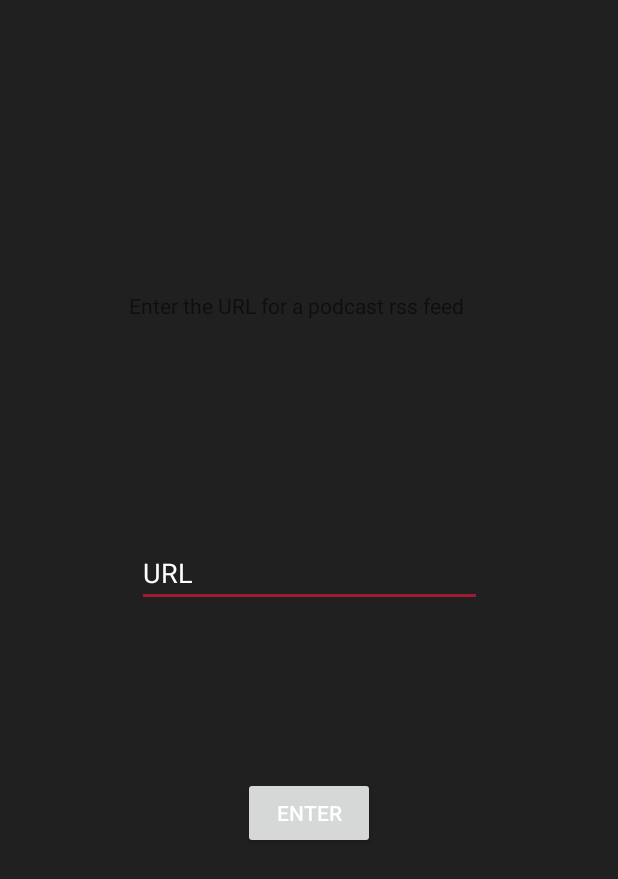
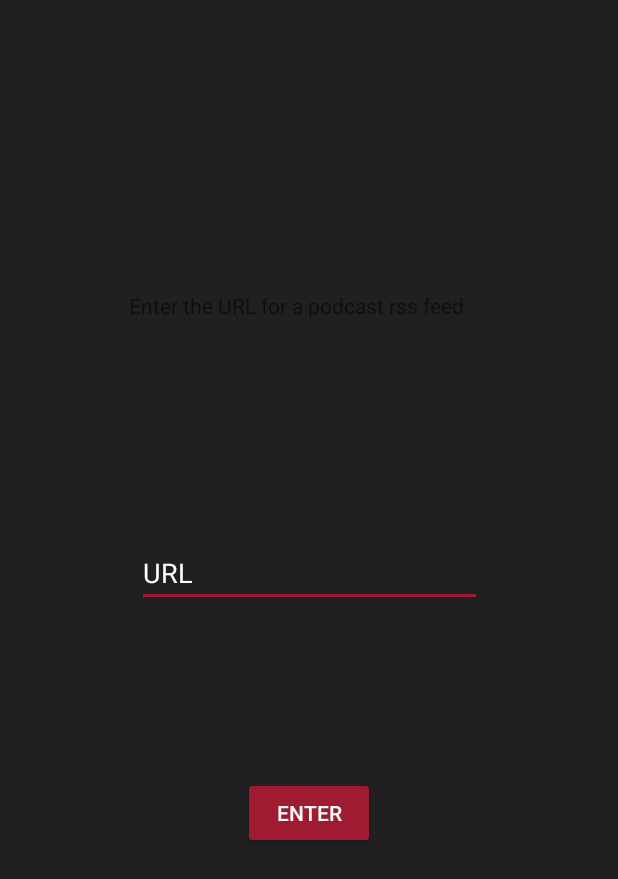
Before and after one commit to mlpearson4/VastCast, an Android app: the AddFeedActivity screen opened directly, with no data from a screen before it, on a phone screen of 412 x 824 dp. Shown: the top 879 px of the screen. Run offline under Robolectric (Android 15) with nearby library versions, the phone set to English and light mode, and no system bars.

Commit message:
buttons are now red

```diff
--- a/app/src/main/res/values/styles.xml
+++ b/app/src/main/res/values/styles.xml
@@ -8,6 +8,7 @@
         <item name="colorAccent">@color/colorAccent</item>
         <item name="android:windowBackground">@color/activityBackground</item>
         <item name="android:textColorPrimary">@color/textPrimary</item>
+        <item name="colorButtonNormal">@color/colorAccent</item>
     </style>
 
 </resources>
```
